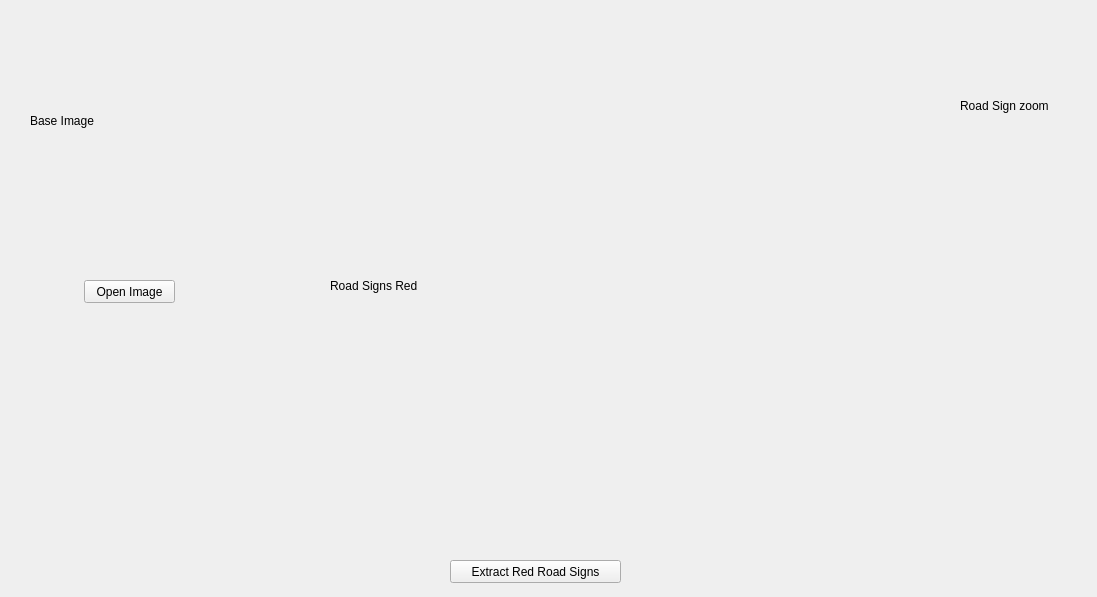
Qt form mainwindow.ui (Sraye25/Signalisation-BDDM) before a commit.
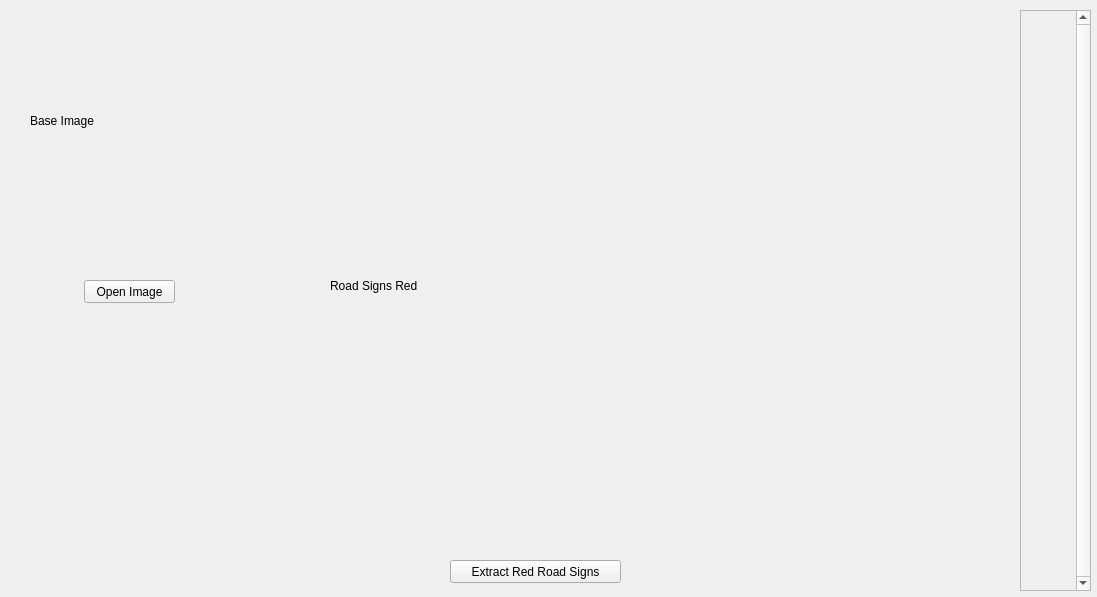
The same form after that commit.

Diff of the .ui file:
```diff
--- a/mainwindow.ui
+++ b/mainwindow.ui
@@ -66,18 +66,64 @@
      <string>Road Signs Red</string>
     </property>
    </widget>
-   <widget class="QLabel" name="label_3">
+   <widget class="QScrollArea" name="scrollArea">
     <property name="geometry">
      <rect>
-      <x>960</x>
-      <y>40</y>
-      <width>131</width>
-      <height>131</height>
+      <x>1020</x>
+      <y>10</y>
+      <width>71</width>
+      <height>581</height>
      </rect>
     </property>
-    <property name="text">
-     <string>Road Sign zoom</string>
+    <property name="contextMenuPolicy">
+     <enum>Qt::PreventContextMenu</enum>
     </property>
+    <property name="autoFillBackground">
+     <bool>true</bool>
+    </property>
+    <property name="verticalScrollBarPolicy">
+     <enum>Qt::ScrollBarAlwaysOn</enum>
+    </property>
+    <property name="sizeAdjustPolicy">
+     <enum>QAbstractScrollArea::AdjustToContents</enum>
+    </property>
+    <property name="widgetResizable">
+     <bool>true</bool>
+    </property>
+    <property name="alignment">
+     <set>Qt::AlignCenter</set>
+    </property>
+    <widget class="QWidget" name="scrollAreaWidgetContents">
+     <property name="geometry">
+      <rect>
+       <x>0</x>
+       <y>0</y>
+       <width>56</width>
+       <height>579</height>
+      </rect>
+     </property>
+     <property name="contextMenuPolicy">
+      <enum>Qt::DefaultContextMenu</enum>
+     </property>
+     <property name="layoutDirection">
+      <enum>Qt::LeftToRight</enum>
+     </property>
+     <widget class="QWidget" name="verticalLayoutWidget">
+      <property name="geometry">
+       <rect>
+        <x>-1</x>
+        <y>0</y>
+        <width>161</width>
+        <height>581</height>
+       </rect>
+      </property>
+      <layout class="QVBoxLayout" name="verticalLayout">
+       <property name="sizeConstraint">
+        <enum>QLayout::SetFixedSize</enum>
+       </property>
+      </layout>
+     </widget>
+    </widget>
    </widget>
   </widget>
  </widget>
```
